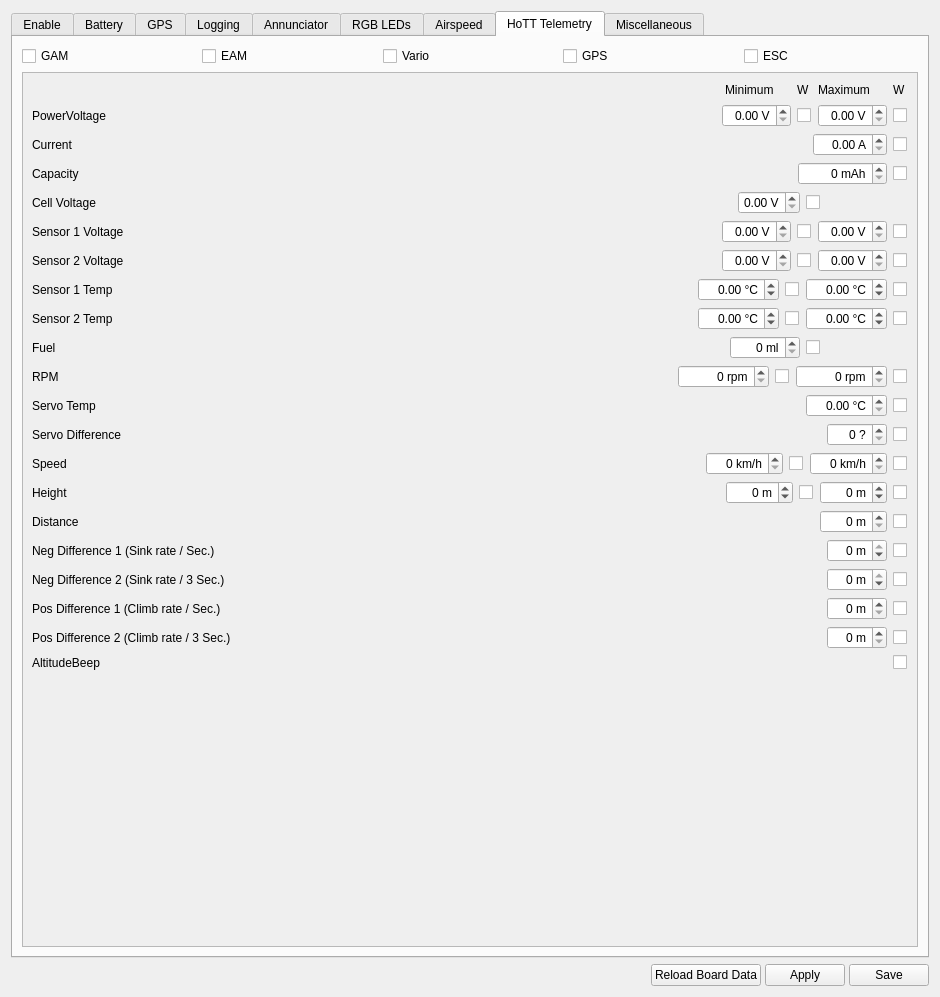
Old version of the form ground/gcs/src/plugins/config/modules.ui in the repository d-ronin/dRonin.
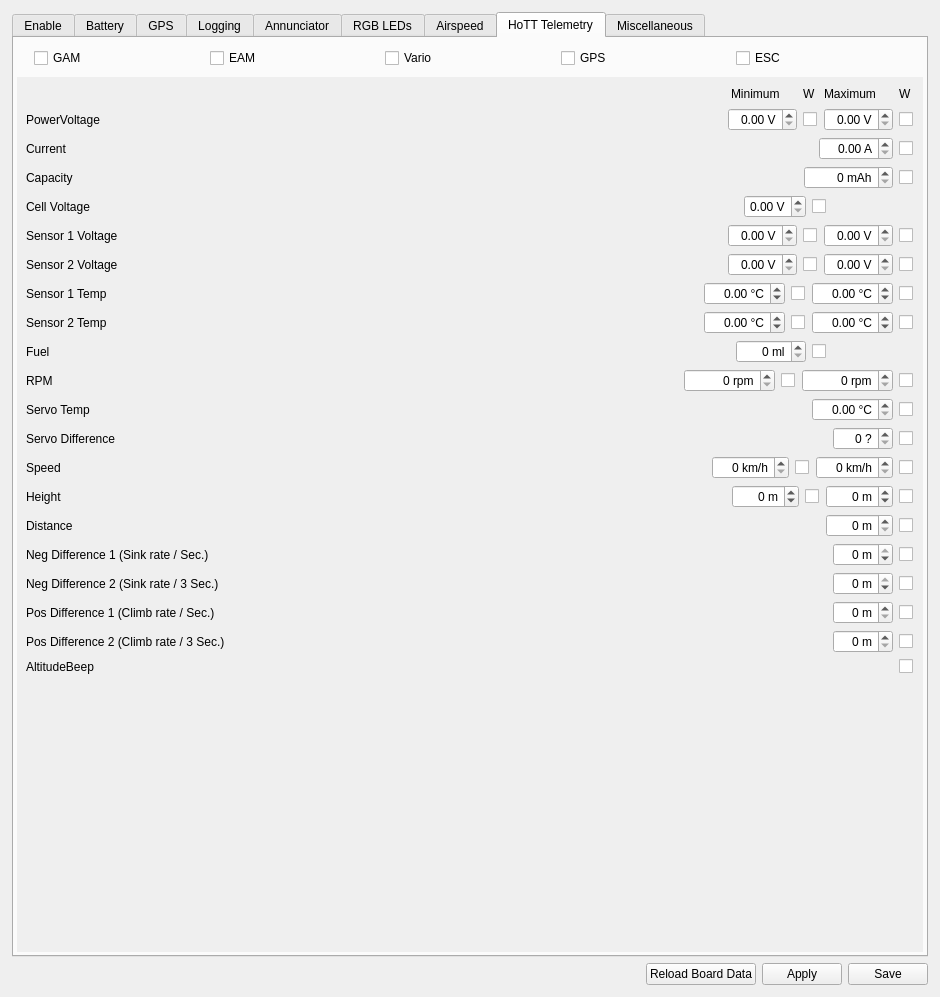
New version of the form. The open tabs and pages were chosen to show the change. Icons and pictures are not drawn. Custom widgets are drawn as their Qt base class.

Commit message: gcs,modules: UI tweaks. Removed black borders.

Diff of the .ui file:
```diff
--- a/ground/gcs/src/plugins/config/modules.ui
+++ b/ground/gcs/src/plugins/config/modules.ui
@@ -14,6 +14,18 @@
    <string>Modules</string>
   </property>
   <layout class="QVBoxLayout" name="verticalLayout">
+   <property name="leftMargin">
+    <number>12</number>
+   </property>
+   <property name="topMargin">
+    <number>12</number>
+   </property>
+   <property name="rightMargin">
+    <number>12</number>
+   </property>
+   <property name="bottomMargin">
+    <number>12</number>
+   </property>
    <item>
     <widget class="QTabWidget" name="moduleTab">
      <property name="tabShape">
@@ -2404,8 +2416,32 @@
        <string>HoTT Telemetry</string>
       </attribute>
       <layout class="QVBoxLayout" name="verticalLayout_3">
+       <property name="leftMargin">
+        <number>3</number>
+       </property>
+       <property name="topMargin">
+        <number>3</number>
+       </property>
+       <property name="rightMargin">
+        <number>3</number>
+       </property>
+       <property name="bottomMargin">
+        <number>3</number>
+       </property>
        <item>
         <layout class="QHBoxLayout" name="horizontalLayout">
+         <property name="leftMargin">
+          <number>17</number>
+         </property>
+         <property name="topMargin">
+          <number>7</number>
+         </property>
+         <property name="rightMargin">
+          <number>17</number>
+         </property>
+         <property name="bottomMargin">
+          <number>3</number>
+         </property>
          <item>
           <widget class="QCheckBox" name="cb_GAM">
            <property name="text">
@@ -2490,6 +2526,15 @@
        </item>
        <item>
         <widget class="QScrollArea" name="scrollArea">
+         <property name="frameShape">
+          <enum>QFrame::NoFrame</enum>
+         </property>
+         <property name="frameShadow">
+          <enum>QFrame::Plain</enum>
+         </property>
+         <property name="lineWidth">
+          <number>0</number>
+         </property>
          <property name="widgetResizable">
           <bool>true</bool>
          </property>
@@ -2498,8 +2543,8 @@
            <rect>
             <x>0</x>
             <y>0</y>
-            <width>898</width>
-            <height>864</height>
+            <width>904</width>
+            <height>875</height>
            </rect>
           </property>
           <layout class="QGridLayout" name="gridLayout">
@@ -4622,7 +4667,7 @@
    <item>
     <layout class="QHBoxLayout" name="horizontalLayout_5">
      <property name="spacing">
-      <number>4</number>
+      <number>6</number>
      </property>
      <item>
       <spacer name="horizontalSpacer_5">
```
Left out of the diff: 200 changed lines with no effect on the pictures.
